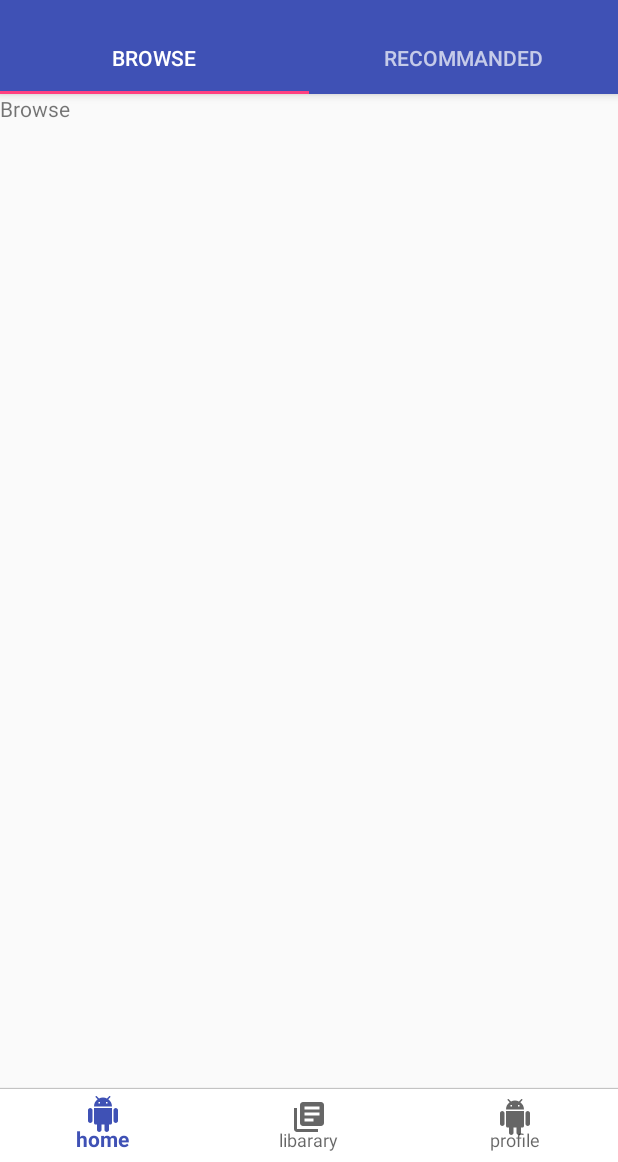
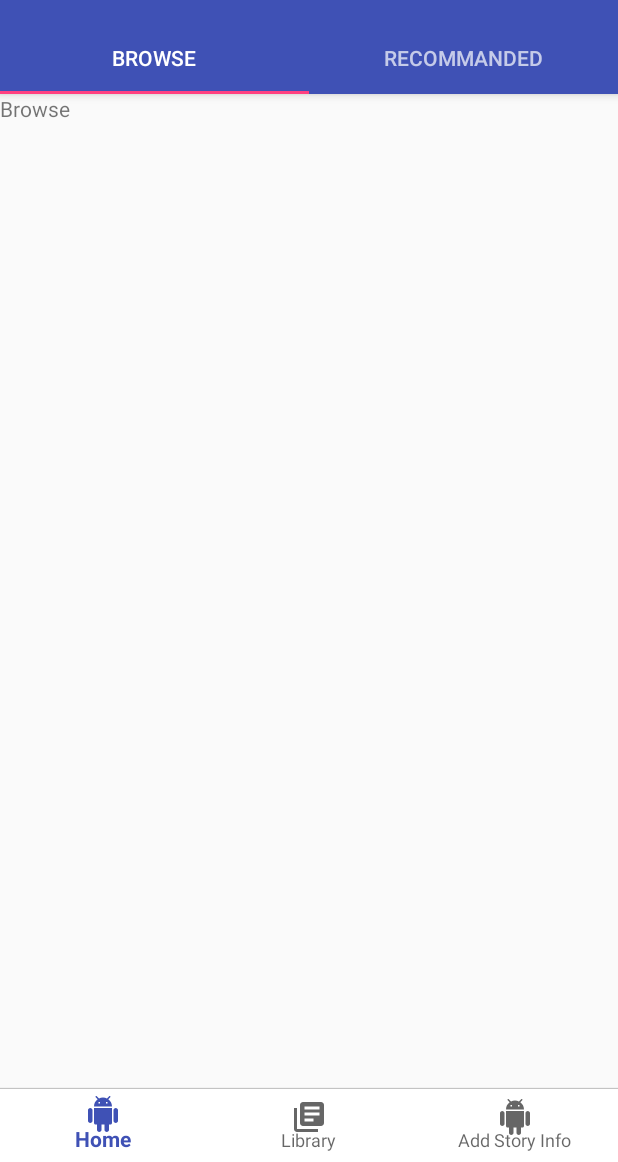
Before and after one commit to omer2500/wattpad59, an Android app: the screen it shows after launch (MainActivity), on a phone screen of 412 x 824 dp, the part 74-1236 px from its top. Run offline under Robolectric (Android 15) with nearby library versions, the phone set to English and light mode, and no system bars.

Commit message:
Added bottom nav bar icons

```diff
--- a/app/src/main/res/menu/bottom_navigation_menu.xml
+++ b/app/src/main/res/menu/bottom_navigation_menu.xml
@@ -2,20 +2,20 @@
 <menu xmlns:android="http://schemas.android.com/apk/res/android">
 
     <item
-        android:id="@+id/ic_arrow"
+        android:id="@+id/ic_home"
         android:icon="@drawable/ic_android"
         android:title="@string/home"
         />
 
     <item
-        android:id="@+id/ic_android"
+        android:id="@+id/ic_library"
         android:icon="@drawable/ic_library_books"
-        android:title="@string/libarary"
+        android:title="@string/library"
         />
     <item
-        android:id="@+id/ic_profile"
+        android:id="@+id/ic_add_story_info"
         android:icon="@drawable/ic_android"
-        android:title="@string/profile"
+        android:title="@string/add_story_info"
         />
 
 
--- a/app/src/main/res/values/strings.xml
+++ b/app/src/main/res/values/strings.xml
@@ -9,9 +9,10 @@
     <string name="title_dashboard">Dashboard</string>
     <string name="title_notifications">Notifications</string>
     <string name="profile">profile</string>
-    <string name="libarary">libarary</string>
-    <string name="home">home</string>
+    <string name="library">Library</string>
+    <string name="home">Home</string>
     <string name="browse">Browse</string>
     <string name="tab_text_3">Tab 3</string>
     <string name="title_activity_main3">Main3Activity</string>
+    <string name="add_story_info">Add Story Info</string>
 </resources>
```
Also changed, not shown: app/src/main/res/drawable-hdpi/ic_add_story_info.png (added), app/src/main/res/drawable-hdpi/ic_home.png (added), app/src/main/res/drawable-hdpi/ic_library.png (added), app/src/main/res/drawable-mdpi/ic_add_story_info.png (added), app/src/main/res/drawable-mdpi/ic_home.png (added), app/src/main/res/drawable-mdpi/ic_library.png (added), app/src/main/res/drawable-xhdpi/ic_add_story_info.png (added), app/src/main/res/drawable-xhdpi/ic_home.png (added), app/src/main/res/drawable-xhdpi/ic_library.png (added), app/src/main/res/drawable-xxhdpi/ic_add_story_info.png (added), app/src/main/res/drawable-xxhdpi/ic_home.png (added), app/src/main/res/drawable-xxhdpi/ic_library.png (added).
